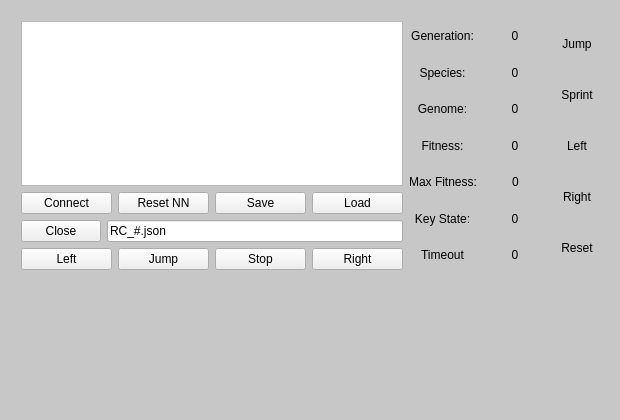
Old version of the form RoboCopClient/mainwindow.ui in the repository Alex-BusNet/SuperCopRemastered.
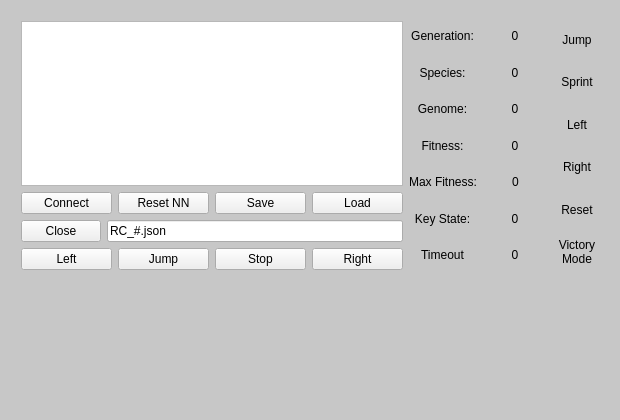
New version of the form. Icons and pictures are not drawn.

Diff of the .ui file:
```diff
--- a/RoboCopClient/mainwindow.ui
+++ b/RoboCopClient/mainwindow.ui
@@ -401,6 +401,17 @@
            </property>
           </widget>
          </item>
+         <item>
+          <widget class="QLabel" name="victoryLabel">
+           <property name="text">
+            <string>Victory
+Mode</string>
+           </property>
+           <property name="alignment">
+            <set>Qt::AlignCenter</set>
+           </property>
+          </widget>
+         </item>
         </layout>
        </item>
       </layout>
```
